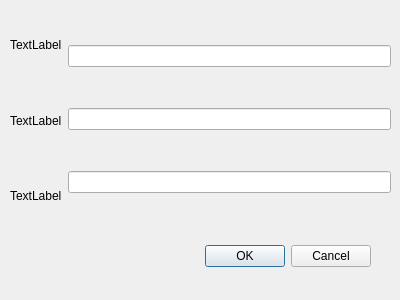
Old version of the form calibratordialog.ui in the repository pgebhardt/eitViewer.
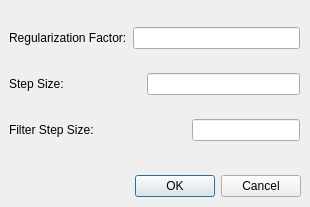
New version of the form.

Commit message: calibrator settings dialog works, but filter settings not yet

Patch:
```diff
--- a/calibratordialog.ui
+++ b/calibratordialog.ui
@@ -6,8 +6,8 @@
    <rect>
     <x>0</x>
     <y>0</y>
-    <width>400</width>
-    <height>300</height>
+    <width>310</width>
+    <height>207</height>
    </rect>
   </property>
   <property name="sizePolicy">
@@ -16,15 +16,21 @@
     <verstretch>0</verstretch>
    </sizepolicy>
   </property>
+  <property name="maximumSize">
+   <size>
+    <width>310</width>
+    <height>207</height>
+   </size>
+  </property>
   <property name="windowTitle">
    <string>Dialog</string>
   </property>
   <widget class="QDialogButtonBox" name="buttonBox">
    <property name="geometry">
     <rect>
-     <x>30</x>
-     <y>240</y>
-     <width>341</width>
+     <x>100</x>
+     <y>170</y>
+     <width>201</width>
      <height>32</height>
     </rect>
    </property>
@@ -38,48 +44,81 @@
   <widget class="QWidget" name="horizontalLayoutWidget">
    <property name="geometry">
     <rect>
-     <x>10</x>
-     <y>10</y>
-     <width>381</width>
-     <height>221</height>
+     <x>9</x>
+     <y>9</y>
+     <width>291</width>
+     <height>151</height>
     </rect>
    </property>
-   <layout class="QHBoxLayout" name="horizontalLayout">
+   <layout class="QVBoxLayout" name="verticalLayout">
     <item>
-     <layout class="QVBoxLayout" name="verticalLayout_2">
+     <layout class="QHBoxLayout" name="horizontalLayout_3">
       <item>
        <widget class="QLabel" name="label">
         <property name="text">
-         <string>TextLabel</string>
+         <string>Regularization Factor:</string>
         </property>
        </widget>
       </item>
+      <item>
+       <widget class="QLineEdit" name="regularization_factor_box"/>
+      </item>
+     </layout>
+    </item>
+    <item>
+     <layout class="QHBoxLayout" name="horizontalLayout">
       <item>
        <widget class="QLabel" name="label_2">
         <property name="text">
-         <string>TextLabel</string>
+         <string>Step Size:</string>
         </property>
        </widget>
       </item>
+      <item>
+       <spacer name="horizontalSpacer">
+        <property name="orientation">
+         <enum>Qt::Horizontal</enum>
+        </property>
+        <property name="sizeType">
+         <enum>QSizePolicy::Fixed</enum>
+        </property>
+        <property name="sizeHint" stdset="0">
+         <size>
+          <width>77</width>
+          <height>0</height>
+         </size>
+        </property>
+       </spacer>
+      </item>
+      <item>
+       <widget class="QLineEdit" name="step_size_box"/>
+      </item>
+     </layout>
+    </item>
+    <item>
+     <layout class="QHBoxLayout" name="horizontalLayout_2">
       <item>
        <widget class="QLabel" name="label_3">
         <property name="text">
-         <string>TextLabel</string>
+         <string>Filter Step Size:</string>
         </property>
        </widget>
       </item>
-     </layout>
-    </item>
-    <item>
-     <layout class="QVBoxLayout" name="verticalLayout">
       <item>
-       <widget class="QLineEdit" name="lineEdit"/>
+       <spacer name="horizontalSpacer_2">
+        <property name="orientation">
+         <enum>Qt::Horizontal</enum>
+        </property>
+        <property name="sizeHint" stdset="0">
+         <size>
+          <width>40</width>
+          <height>20</height>
+         </size>
+        </property>
+       </spacer>
       </item>
       <item>
-       <widget class="QLineEdit" name="lineEdit_2"/>
-      </item>
-      <item>
-       <widget class="QLineEdit" name="lineEdit_3"/>
+       <widget class="QLineEdit" name="filter_step_size_box"/>
       </item>
      </layout>
     </item>
```
Left out of the diff: 4 changed lines with no effect on the pictures. The commit also changes 7 other files.
